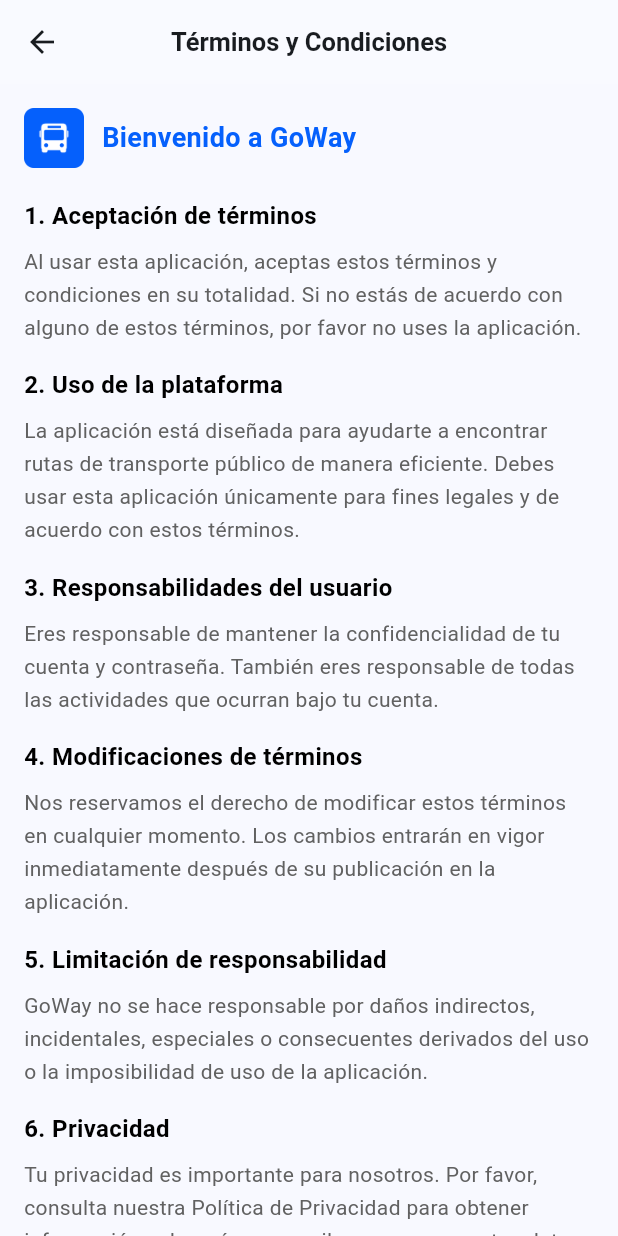
After one commit to JARS1904/GoWay-User, a Flutter app: the TermsAndConditionsScreen screen opened directly, on a phone screen of 412 x 824 dp. The commit adds this screen. Run offline on Flutter 3.47's test engine with Material 3 defaults, Android fonts, the phone set to English and light mode, and no system bars; our stand-ins replace shared_preferences; accounts and stored records are empty.

Commit message:
Se creo la pantalla de terminos y condiciones

```diff
--- a/lib/profile_screen.dart
+++ b/lib/profile_screen.dart
@@ -374,6 +374,7 @@
 import 'package:flutter/material.dart';
 import 'package:shared_preferences/shared_preferences.dart';
 import 'login.dart';
+import 'terms_and_conditions_screen.dart';
 
 class ProfileScreen extends StatefulWidget {
   final String userName;
@@ -467,9 +468,9 @@
             ),
             */
             _buildProfileOption(
-              icon: Icons.notifications,
-              title: 'Notificaciones',
-              onTap: () => _showComingSoonSnackbar(),
+              icon: Icons.description_outlined,
+              title: 'Términos y condiciones',
+              onTap: () => _showTermsAndConditions(),
             ),
             _buildProfileOption(
               icon: Icons.settings,
@@ -612,9 +613,9 @@
                       ),
                       */
                       _buildProfileOption(
-                        icon: Icons.notifications,
-                        title: 'Notificaciones',
-                        onTap: () => _showComingSoonSnackbar(),
+                        icon: Icons.description_outlined,
+                        title: 'Términos y condiciones',
+                        onTap: () => _showTermsAndConditions(),
                         tabletMode: true,
                       ),
                       _buildProfileOption(
@@ -758,4 +759,13 @@
       },
     );
   }
+
+  void _showTermsAndConditions() {
+    Navigator.push(
+      context,
+      MaterialPageRoute(
+        builder: (context) => const TermsAndConditionsScreen(),
+      ),
+    );
+  }
 }
--- /dev/null
+++ b/lib/terms_and_conditions_screen.dart
@@ -0,0 +1,186 @@
+// ██████╗ ███████╗██████╗ ███████╗██╗██╗
+// ██╔══██╗██╔════╝██╔══██╗██╔════╝██║██║
+// ██████╔╝█████╗  ██████╔╝█████╗  ██║██║
+// ██╔═══╝ ██╔══╝  ██╔══██╗██╔══╝  ██║██║
+// ██║     ███████╗██║  ██║██║     ██║███████╗
+// ╚═╝     ╚══════╝╚═╝  ╚═╝╚═╝     ╚═╝╚══════╝
+//
+// terms_and_conditions_screen.dart - Pantalla de Términos y Condiciones
+// Versión: 1.0.0 | Última actualización: 23-12-2025
+// Autores: José Armando Rodríguez Segovia
+//          Miguel Ángel Peralta González
+//          Santiago de Jesús Juarez Pérez
+//          Emilio Domíngez Silva
+// Mantenido por: Hydra. Inc
+
+import 'package:flutter/material.dart';
+
+/// ---------------------------------------------------------------------------
+/// [TermsAndConditionsScreen]
+/// ---------------------------------------------------------------------------
+/// Pantalla que muestra los Términos y Condiciones de la aplicación GoWay.
+///
+/// Características principales:
+/// - Visualización completa de los términos en formato scrollable
+/// - AppBar con navegación de vuelta atrás
+/// - Logo de GoWay junto al título
+/// - Secciones bien organizadas con títulos y contenido
+/// - Botón "Entendido" para cerrar la pantalla
+/// - Estilos consistentes con el resto de la aplicación
+///
+class TermsAndConditionsScreen extends StatelessWidget {
+  const TermsAndConditionsScreen({super.key});
+
+  /// -------------------------------------------------------------------------
+  /// [build]
+  /// -------------------------------------------------------------------------
+  /// Construye la interfaz de la pantalla de Términos y Condiciones.
+  ///
+  /// Incluye:
+  /// - AppBar personalizado con estilo consistente
+  /// - Contenido scrollable con múltiples secciones
+  /// - Logo y título de bienvenida
+  /// - Botón de acción para cerrar
+  @override
+  Widget build(BuildContext context) {
+    return Scaffold(
+      appBar: AppBar(
+        title: const Text(
+          'Términos y Condiciones',
+          style: TextStyle(fontWeight: FontWeight.bold, fontSize: 17),
+        ),
+        centerTitle: true,
+        elevation: 2,
+        scrolledUnderElevation: 4,
+        backgroundColor: Colors.white10,
+        surfaceTintColor: Colors.transparent,
+      ),
+      body: SingleChildScrollView(
+        padding: const EdgeInsets.all(16.0),
+        child: Column(
+          crossAxisAlignment: CrossAxisAlignment.start,
+          children: [
+            Row(
+              children: [
+                Image.asset(
+                  'lib/assets/images/logo.png',
+                  height: 40,
+                  width: 40,
+                ),
+                const SizedBox(width: 12),
+                const Text(
+                  'Bienvenido a GoWay',
+                  style: TextStyle(
+                    fontWeight: FontWeight.bold,
+                    fontSize: 18,
+                    color: Color(0xFF0560fc),
+                  ),
+                ),
+              ],
+            ),
+            const SizedBox(height: 20),
+            _buildSection(
+              '1. Aceptación de términos',
+              'Al usar esta aplicación, aceptas estos términos y condiciones en su totalidad. Si no estás de acuerdo con alguno de estos términos, por favor no uses la aplicación.',
+            ),
+            const SizedBox(height: 16),
+            _buildSection(
+              '2. Uso de la plataforma',
+              'La aplicación está diseñada para ayudarte a encontrar rutas de transporte público de manera eficiente. Debes usar esta aplicación únicamente para fines legales y de acuerdo con estos términos.',
+            ),
+            const SizedBox(height: 16),
+            _buildSection(
+              '3. Responsabilidades del usuario',
+              'Eres responsable de mantener la confidencialidad de tu cuenta y contraseña. También eres responsable de todas las actividades que ocurran bajo tu cuenta.',
+            ),
+            const SizedBox(height: 16),
+            _buildSection(
+              '4. Modificaciones de términos',
+              'Nos reservamos el derecho de modificar estos términos en cualquier momento. Los cambios entrarán en vigor inmediatamente después de su publicación en la aplicación.',
+            ),
+            const SizedBox(height: 16),
+            _buildSection(
+              '5. Limitación de responsabilidad',
+              'GoWay no se hace responsable por daños indirectos, incidentales, especiales o consecuentes derivados del uso o la imposibilidad de uso de la aplicación.',
+            ),
+            const SizedBox(height: 16),
+            _buildSection(
+              '6. Privacidad',
+              'Tu privacidad es importante para nosotros. Por favor, consulta nuestra Política de Privacidad para obtener información sobre cómo recopilamos y usamos tus datos.',
+            ),
+            const SizedBox(height: 16),
+            _buildSection(
+              '7. Ley aplicable',
+              'Estos términos se rigen por las leyes del país donde opera GoWay.',
+            ),
+            const SizedBox(height: 16),
+            _buildSection(
+              '8. Contacto',
+              'Si tienes preguntas sobre estos términos, por favor contáctanos a través de la sección de soporte en la aplicación.',
+            ),
+            const SizedBox(height: 30),
+            Center(
+              child: ElevatedButton(
+                onPressed: () => Navigator.pop(context),
+                style: ElevatedButton.styleFrom(
+                  backgroundColor: Colors.blueAccent[700],
+                  foregroundColor: Colors.white,
+                  padding: const EdgeInsets.symmetric(
+                    horizontal: 32,
+                    vertical: 12,
+                  ),
+                  shape: RoundedRectangleBorder(
+                    borderRadius: BorderRadius.circular(20),
+                  ),
+                ),
+                child: const Text(
+                  'Entendido',
+                  style: TextStyle(fontSize: 16, fontWeight: FontWeight.bold),
+                ),
+              ),
+            ),
+            const SizedBox(height: 20),
+          ],
+        ),
+      ),
+    );
+  }
+
+  /// -------------------------------------------------------------------------
+  /// [_buildSection]
+  /// -------------------------------------------------------------------------
+  /// Componente reutilizable para construir una sección de los términos.
+  ///
+  /// Parámetros:
+  /// - title: Título de la sección (ej: "1. Aceptación de Términos")
+  /// - content: Contenido descriptivo de la sección
+  ///
+  /// Características:
+  /// - Título en negrita de tamaño 16
+  /// - Contenido en tamaño 14 con altura de línea mejorada
+  /// - Espaciado consistente entre título y contenido
+  Widget _buildSection(String title, String content) {
+    return Column(
+      crossAxisAlignment: CrossAxisAlignment.start,
+      children: [
+        Text(
+          title,
+          style: const TextStyle(
+            fontWeight: FontWeight.bold,
+            fontSize: 16,
+            color: Colors.black,
+          ),
+        ),
+        const SizedBox(height: 8),
+        Text(
+          content,
+          style: TextStyle(
+            fontSize: 14,
+            color: Colors.grey[700],
+            height: 1.6,
+          ),
+        ),
+      ],
+    );
+  }
+}
```
